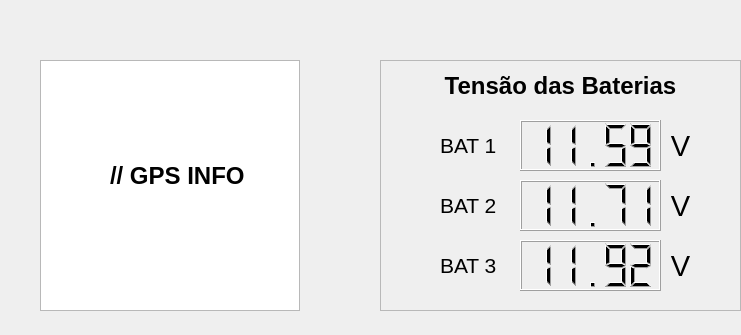
Qt form QtProjects/Zenite_Interface/navigation.ui (ZeniteSolar/Zenite-GUI) before a commit; both pictures show x 130 to 871 and y 0 to 335 of the 1280 by 720 pixel window.
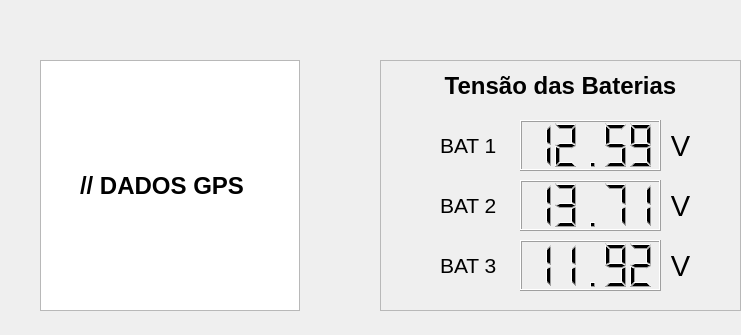
The same form after that commit.

```diff
--- a/QtProjects/Zenite_Interface/navigation.ui
+++ b/QtProjects/Zenite_Interface/navigation.ui
@@ -26,10 +26,10 @@
   <widget class="QLabel" name="GPSinfo">
    <property name="geometry">
     <rect>
-     <x>240</x>
-     <y>160</y>
-     <width>141</width>
-     <height>31</height>
+     <x>210</x>
+     <y>140</y>
+     <width>181</width>
+     <height>91</height>
     </rect>
    </property>
    <property name="font">
@@ -39,7 +39,7 @@
     </font>
    </property>
    <property name="text">
-    <string>// GPS INFO</string>
+    <string>// DADOS GPS </string>
    </property>
   </widget>
   <widget class="QLabel" name="label_12">
@@ -263,7 +263,7 @@
      <number>5</number>
     </property>
     <property name="value" stdset="0">
-     <double>11.710000000000001</double>
+     <double>13.710000000000001</double>
     </property>
    </widget>
    <widget class="QLabel" name="VFrameBat3">
@@ -300,7 +300,7 @@
      <number>5</number>
     </property>
     <property name="value" stdset="0">
-     <double>11.590000000000000</double>
+     <double>12.590000000000000</double>
     </property>
    </widget>
    <widget class="QLabel" name="VBatTitle">
```
